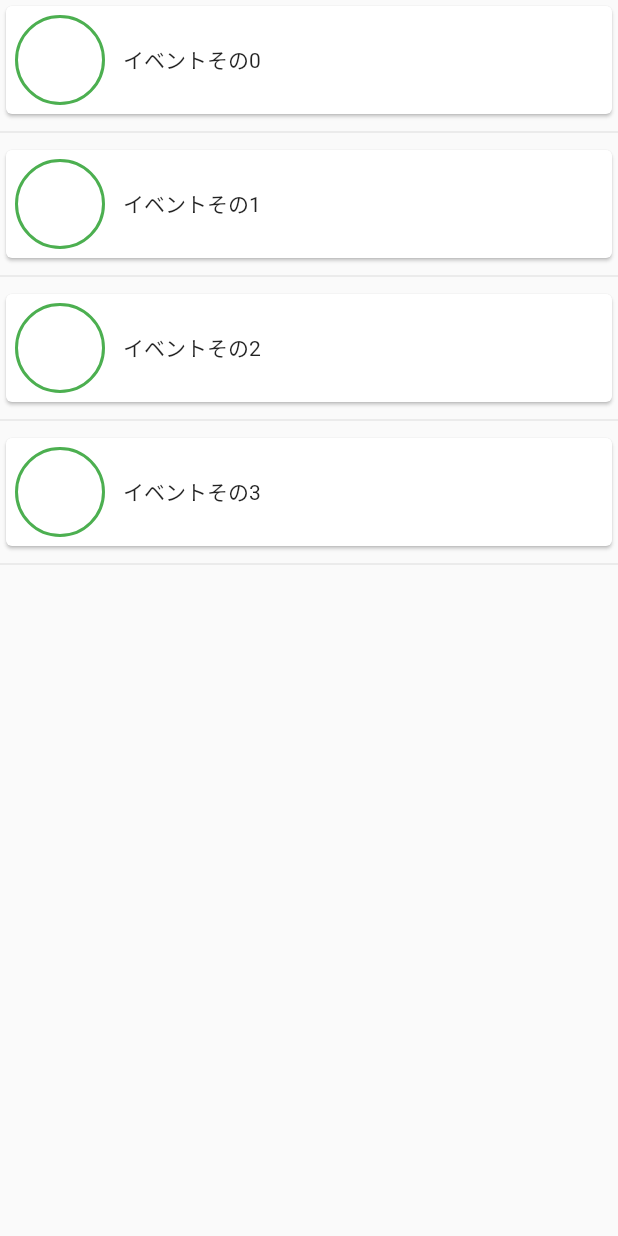
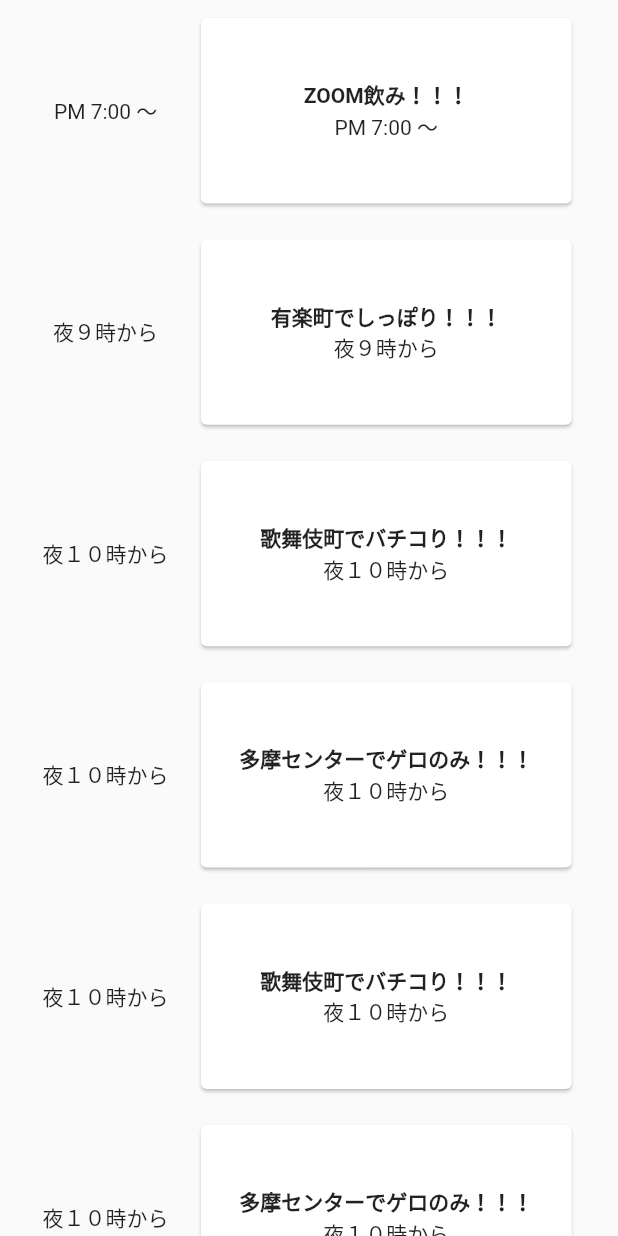
Before and after one commit to meloet-app/asoble_app, a Flutter app: the CommunityEventPage widget shown alone on an empty page, opened directly, on a phone screen of 412 x 824 dp. Run offline on Flutter 3.47's test engine with Material 2 defaults, Android fonts, the phone set to English and light mode, and no system bars; our stand-ins replace carousel_slider, cloud_firestore, firebase_auth, firebase_core, flutter_datetime_picker; missing offline and left inert: neumorphic; accounts and stored records are empty.

Commit message:
20201131 UI大幅変更 イベント一覧ループ処理実装

```diff
--- a/lib/pages/mypages/in_community/community_event_list.dart
+++ b/lib/pages/mypages/in_community/community_event_list.dart
@@ -18,47 +18,76 @@ class CommunityEventPageState extends State<CommunityEventPage> {
 
   @override
   Widget build(BuildContext context) {
-    return new Scaffold(
+    return Center(
 
-      body: Column(
-        children: [
-          Expanded(
-            child: ListView.builder(
-                shrinkWrap: true,
-                physics: ScrollPhysics(),
-                itemBuilder: (BuildContext context, int i) {
-                  if (i.isOdd) return Divider();
-                  final index = i ~/ 2;
-                  if (index < 4) {
-                    return new GestureDetector(
-                      onTap: () {
-                        Navigator.push(context, CupertinoPageRoute(builder: (context) => EventDetailPage(context:context,index:index)));
+        child: Container(
 
-                      },
-                      child: Card(
-                          child: Row(
-                            children: [
-                              Container(
-                                margin: EdgeInsets.only(
-                                    left: 6, top: 6, right: 12, bottom: 6),
-                                height: 60,
-                                width: 60,
-                                decoration: BoxDecoration(
-                                    border: Border.all(color: Colors.green, width: 2),
-                                    borderRadius: BorderRadius.circular(60)),
-                              ),
-                              Text("イベントその" + index.toString()),
-                            ],
-                          )),
-                    );
-                  } else {
-                    return null;
-                  }
-                }),
-          )
-        ],
-      ),
+
+            child: friendListWidget()
+        )
     );
+  }
+
+  Widget friendListWidget() {
+    List<Widget> widgetList = new List<Widget>();
+    for (var i = 0; i < currentCommunityPartyList.length; i++) {
+      widgetList.add(new EventCard(
+          eventName: currentCommunityPartyList[i][0],
+          time: currentCommunityPartyList[i][1],
+          index: currentCommunityPartyList[i][2]
+      )
+      );
+    }
+    return new ListView(children: widgetList);
+  }
+}
+
+class EventCard extends StatelessWidget {
+
+
+  String eventName;
+  String time;
+  int index;
+  EventCard({this.eventName,this.time,this.index});
+
+  Color indicatorColor = const Color(0xff33CC10);
+
+  @override
+  Widget build(BuildContext context) {
+    return
+          Row(crossAxisAlignment: CrossAxisAlignment.center,
+            mainAxisAlignment: MainAxisAlignment.center,
+            children: [
+              Container(
+                height:mediaSize.height*0.15+16.0,
+              width:mediaSize.width*0.25 ,
+
+                child:Center(child: Text(time))),
+            Padding(
+            padding: const EdgeInsets.all(8.0),
+            child:
+              Center(
+                child: new GestureDetector(
+                  child: Card(
+                  child: Container(
+                    width: mediaSize.width*0.6,
+                    height: mediaSize.height*0.15,
+
+                      child:Column(
+                        mainAxisAlignment: MainAxisAlignment.center,
+                       children:[
+                         Text(eventName,style: TextStyle(fontWeight: FontWeight.bold),),
+                         Text(time),
+                       ])
+
+
+
+                    ),
+                  ),
+                ),
+              ),
+            )
+  ]);
   }
 }
 
@@ -67,13 +96,11 @@ class CommunityEventPageState extends State<CommunityEventPage> {
 
 
 
-
-
-
-
-List<Widget> currentCommunityPartyList = [
-  CurrentPartyListWidget(partyName: "ZOOM飲み！！！", partyInfo: "夜７時から",index:10),
-  CurrentPartyListWidget(partyName: "有楽町でしっぽり！！！", partyInfo: "夜９時から",index:11),
-  CurrentPartyListWidget(partyName: "歌舞伎町でバチコり！！！", partyInfo: "夜１０時から",index:12),
-  CurrentPartyListWidget(partyName: "多摩センターでゲロのみ！！！", partyInfo: "夜１０時から",index:13),
+List<List> currentCommunityPartyList = [
+  ["ZOOM飲み！！！",  "PM 7:00 〜",10],
+  ["有楽町でしっぽり！！！", "夜９時から",11],
+  ["歌舞伎町でバチコり！！！","夜１０時から",12],
+  ["多摩センターでゲロのみ！！！", "夜１０時から",13],
+  ["歌舞伎町でバチコり！！！","夜１０時から",12],
+  ["多摩センターでゲロのみ！！！", "夜１０時から",13],
 ];
--- a/lib/pages/mypages/in_community/community_home.dart
+++ b/lib/pages/mypages/in_community/community_home.dart
@@ -121,6 +121,8 @@ class CommunityHomePageState extends State<CommunityHomePage>{
 
   }
 
+
+
 List<Widget> currentCommunityInfoList =[
   CurrentPartyListWidget(partyName: "新しく〇〇さんが参加しました", partyInfo: "みんなで歓迎しましょう！",index:10),
   CurrentPartyListWidget(partyName: "来週土曜日は△△さんのお誕生日です", partyInfo: "みんなでお祝いしましょう！",index:11),
--- a/lib/pages/mypages/in_community/community_navigation_bar.dart
+++ b/lib/pages/mypages/in_community/community_navigation_bar.dart
@@ -16,8 +16,9 @@ class CommunityNavigationBar extends StatefulWidget {
 class CommunityNavigationBarState extends State<CommunityNavigationBar> {
   static List<Widget> _pageList = [
     CommunityFriendPage(),
+
+    CommunityInfoPage(),
     CommunityEventPage(),
-    CommunityInfoPage(),
     MyProfilePage(),
   ];
 
```
